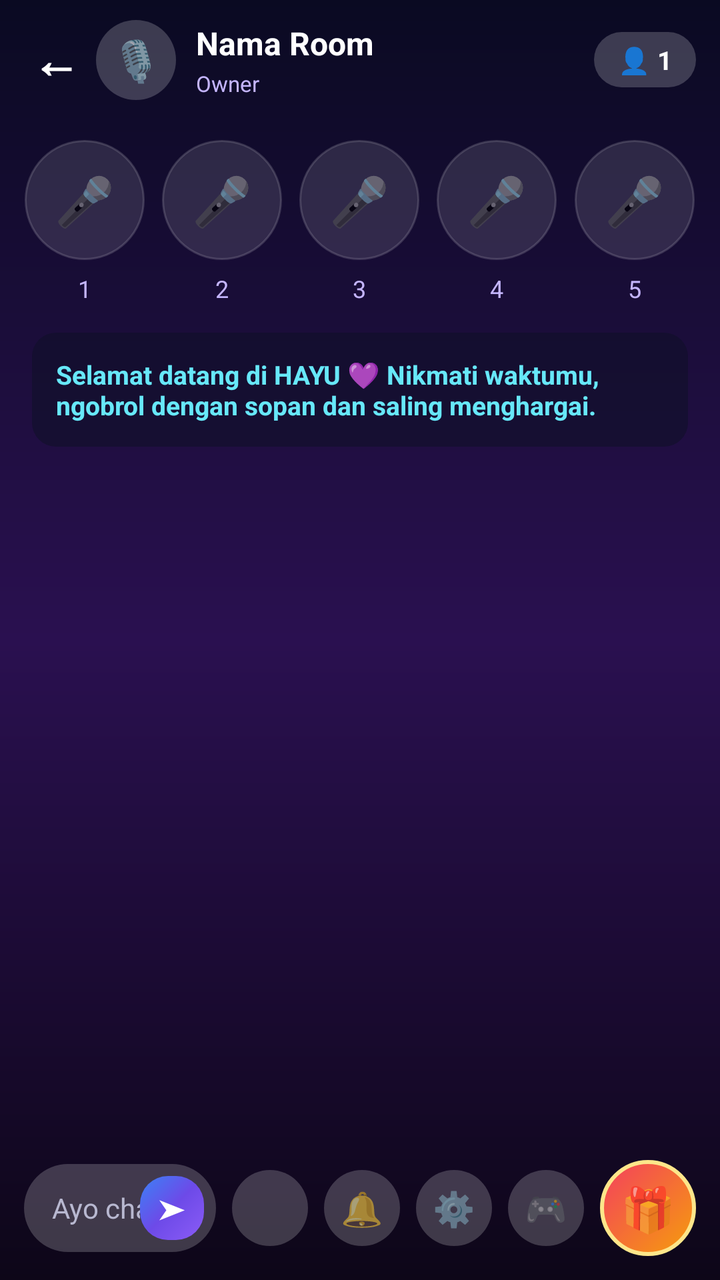
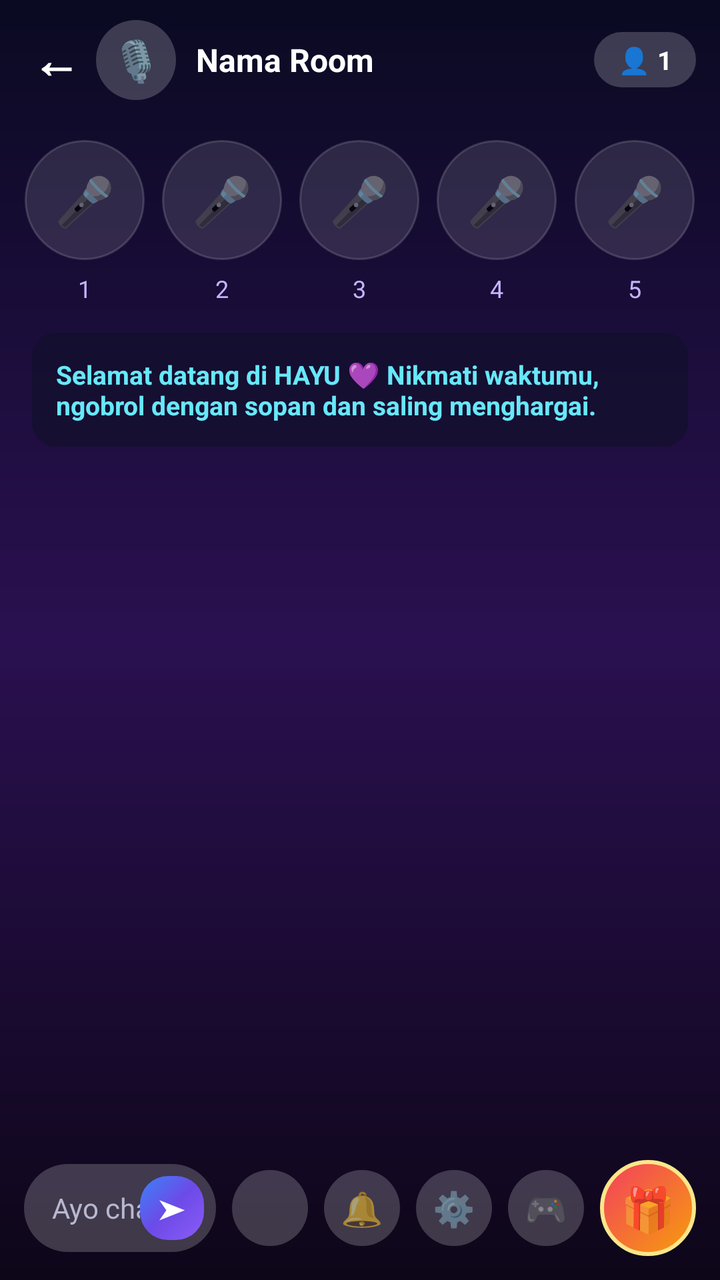

Screens rendered from an Android XML layout before and after an edit, with the pre-edit source and the edit as a unified diff.
<!-- AndroidManifest.xml: application theme Theme.HAYU -->
<!-- res/layout/activity_room.xml -->
<?xml version="1.0" encoding="utf-8"?>
<LinearLayout xmlns:android="http://schemas.android.com/apk/res/android"
    android:layout_width="match_parent"
    android:layout_height="match_parent"
    android:background="@drawable/bg_room"
    android:orientation="vertical">

    
    <LinearLayout
        android:layout_width="match_parent"
        android:layout_height="wrap_content"
        android:gravity="center_vertical"
        android:orientation="horizontal"
        android:paddingStart="8dp"
        android:paddingEnd="12dp"
        android:paddingTop="10dp"
        android:paddingBottom="6dp">

        <TextView
            android:id="@+id/btn_back"
            android:layout_width="40dp" android:layout_height="40dp"
            android:background="?attr/selectableItemBackgroundBorderless"
            android:clickable="true" android:focusable="true"
            android:gravity="center" android:text="←"
            android:textColor="#FFFFFF" android:textSize="24sp" android:textStyle="bold" />

        <TextView
            android:layout_width="40dp" android:layout_height="40dp"
            android:background="@drawable/bg_circle_btn"
            android:gravity="center" android:text="🎙️" android:textSize="20sp" />

        <LinearLayout
            android:layout_width="0dp" android:layout_height="wrap_content"
            android:layout_marginStart="10dp" android:layout_weight="1"
            android:orientation="vertical">
            <TextView
                android:id="@+id/tv_room_name"
                android:layout_width="wrap_content" android:layout_height="wrap_content"
                android:ellipsize="end" android:maxLines="1" android:text="Nama Room"
                android:textColor="#FFFFFF" android:textSize="16sp" android:textStyle="bold" />
            <TextView
                android:id="@+id/tv_room_owner"
                android:layout_width="wrap_content" android:layout_height="wrap_content"
                android:layout_marginTop="2dp" android:text="Owner"
                android:textColor="#C4B5FD" android:textSize="11sp" />
        </LinearLayout>

        <TextView
            android:id="@+id/tv_room_users"
            android:layout_width="wrap_content" android:layout_height="wrap_content"
            android:background="@drawable/bg_pill_input"
            android:paddingStart="12dp" android:paddingEnd="12dp"
            android:paddingTop="5dp" android:paddingBottom="5dp"
            android:text="👤 1" android:textColor="#FFFFFF" android:textSize="13sp" android:textStyle="bold" />
    </LinearLayout>

    
    <LinearLayout
        android:layout_width="match_parent" android:layout_height="wrap_content"
        android:orientation="horizontal"
        android:paddingStart="8dp" android:paddingEnd="8dp"
        android:paddingTop="14dp" android:paddingBottom="10dp">

        <LinearLayout android:layout_width="0dp" android:layout_height="wrap_content" android:layout_weight="1"
            android:gravity="center_horizontal" android:orientation="vertical">
            <LinearLayout
                android:id="@+id/mic_slot_1"
                android:layout_width="60dp" android:layout_height="60dp"
                android:alpha="0.6" android:background="@drawable/bg_seat_empty"
                android:clickable="true" android:focusable="true"
                android:gravity="center" android:orientation="vertical">
                <TextView android:layout_width="wrap_content" android:layout_height="wrap_content"
                    android:gravity="center" android:text="🎤" android:textColor="#FFFFFF" android:textSize="24sp" />
            </LinearLayout>
            <TextView android:layout_width="wrap_content" android:layout_height="wrap_content"
                android:layout_marginTop="6dp" android:text="1" android:textColor="#C4B5FD" android:textSize="12sp" />
        </LinearLayout>

        <LinearLayout android:layout_width="0dp" android:layout_height="wrap_content" android:layout_weight="1"
            android:gravity="center_horizontal" android:orientation="vertical">
            <LinearLayout
                android:id="@+id/mic_slot_2"
                android:layout_width="60dp" android:layout_height="60dp"
                android:alpha="0.6" android:background="@drawable/bg_seat_empty"
                android:clickable="true" android:focusable="true"
                android:gravity="center" android:orientation="vertical">
                <TextView android:layout_width="wrap_content" android:layout_height="wrap_content"
                    android:gravity="center" android:text="🎤" android:textColor="#FFFFFF" android:textSize="24sp" />
            </LinearLayout>
            <TextView android:layout_width="wrap_content" android:layout_height="wrap_content"
                android:layout_marginTop="6dp" android:text="2" android:textColor="#C4B5FD" android:textSize="12sp" />
        </LinearLayout>

        <LinearLayout android:layout_width="0dp" android:layout_height="wrap_content" android:layout_weight="1"
            android:gravity="center_horizontal" android:orientation="vertical">
            <LinearLayout
                android:id="@+id/mic_slot_3"
                android:layout_width="60dp" android:layout_height="60dp"
                android:alpha="0.6" android:background="@drawable/bg_seat_empty"
                android:clickable="true" android:focusable="true"
                android:gravity="center" android:orientation="vertical">
                <TextView android:layout_width="wrap_content" android:layout_height="wrap_content"
                    android:gravity="center" android:text="🎤" android:textColor="#FFFFFF" android:textSize="24sp" />
            </LinearLayout>
            <TextView android:layout_width="wrap_content" android:layout_height="wrap_content"
                android:layout_marginTop="6dp" android:text="3" android:textColor="#C4B5FD" android:textSize="12sp" />
        </LinearLayout>

        <LinearLayout android:layout_width="0dp" android:layout_height="wrap_content" android:layout_weight="1"
            android:gravity="center_horizontal" android:orientation="vertical">
            <LinearLayout
                android:id="@+id/mic_slot_4"
                android:layout_width="60dp" android:layout_height="60dp"
                android:alpha="0.6" android:background="@drawable/bg_seat_empty"
                android:clickable="true" android:focusable="true"
                android:gravity="center" android:orientation="vertical">
                <TextView android:layout_width="wrap_content" android:layout_height="wrap_content"
                    android:gravity="center" android:text="🎤" android:textColor="#FFFFFF" android:textSize="24sp" />
            </LinearLayout>
            <TextView android:layout_width="wrap_content" android:layout_height="wrap_content"
                android:layout_marginTop="6dp" android:text="4" android:textColor="#C4B5FD" android:textSize="12sp" />
        </LinearLayout>

        <LinearLayout android:layout_width="0dp" android:layout_height="wrap_content" android:layout_weight="1"
            android:gravity="center_horizontal" android:orientation="vertical">
            <LinearLayout
                android:id="@+id/mic_slot_5"
                android:layout_width="60dp" android:layout_height="60dp"
                android:alpha="0.6" android:background="@drawable/bg_seat_empty"
                android:clickable="true" android:focusable="true"
                android:gravity="center" android:orientation="vertical">
                <TextView android:layout_width="wrap_content" android:layout_height="wrap_content"
                    android:gravity="center" android:text="🎤" android:textColor="#FFFFFF" android:textSize="24sp" />
            </LinearLayout>
            <TextView android:layout_width="wrap_content" android:layout_height="wrap_content"
                android:layout_marginTop="6dp" android:text="5" android:textColor="#C4B5FD" android:textSize="12sp" />
        </LinearLayout>
    </LinearLayout>

    
    <TextView
        android:id="@+id/tv_room_welcome"
        android:layout_width="match_parent" android:layout_height="wrap_content"
        android:layout_marginStart="16dp" android:layout_marginEnd="16dp" android:layout_marginTop="4dp"
        android:background="@drawable/bg_chat_bubble"
        android:padding="12dp"
        android:text="Selamat datang di HAYU 💜 Nikmati waktumu, ngobrol dengan sopan dan saling menghargai."
        android:textColor="#67E8F9" android:textSize="13sp" android:textStyle="bold" />

    
    <androidx.recyclerview.widget.RecyclerView
        android:id="@+id/rv_messages"
        android:layout_width="match_parent" android:layout_height="0dp" android:layout_weight="1"
        android:clipToPadding="false" android:paddingTop="8dp" android:paddingBottom="8dp" />

    
    <LinearLayout
        android:id="@+id/bottom_bar"
        android:layout_width="match_parent" android:layout_height="wrap_content"
        android:gravity="center_vertical" android:orientation="horizontal"
        android:paddingStart="12dp" android:paddingEnd="12dp"
        android:paddingTop="8dp" android:paddingBottom="12dp">

        <LinearLayout
            android:id="@+id/bar_input"
            android:layout_width="0dp" android:layout_height="44dp" android:layout_weight="1"
            android:background="@drawable/bg_pill_input"
            android:gravity="center_vertical" android:orientation="horizontal"
            android:paddingStart="14dp" android:paddingEnd="6dp">
            <EditText
                android:id="@+id/et_message"
                android:layout_width="0dp" android:layout_height="match_parent" android:layout_weight="1"
                android:background="@android:color/transparent"
                android:hint="Ayo chat!" android:inputType="text" android:maxLength="200"
                android:textColor="#FFFFFF" android:textColorHint="#B8B8D0" android:textSize="14sp" />
            <TextView
                android:id="@+id/btn_send"
                android:layout_width="32dp" android:layout_height="32dp"
                android:background="@drawable/bg_button_primary"
                android:clickable="true" android:focusable="true"
                android:gravity="center" android:text="➤"
                android:textColor="#FFFFFF" android:textSize="14sp" />
        </LinearLayout>
        <Space android:id="@+id/sp_pill" android:layout_width="8dp" android:layout_height="1dp" />

        <TextView
            android:id="@+id/btn_chat_toggle"
            android:layout_width="38dp" android:layout_height="38dp"
            android:background="@drawable/bg_circle_btn" android:clickable="true" android:focusable="true"
            android:gravity="center" android:text="💬" android:textSize="17sp"
            android:visibility="gone" />
        <Space android:id="@+id/sp_chat" android:layout_width="8dp" android:layout_height="1dp" android:visibility="gone" />

        
        <TextView
            android:id="@+id/btn_volume"
            android:layout_width="38dp" android:layout_height="38dp"
            android:background="@drawable/bg_circle_btn" android:clickable="true" android:focusable="true"
            android:gravity="center" />
        <Space android:id="@+id/sp_volume" android:layout_width="8dp" android:layout_height="1dp" />

        
        <TextView
            android:id="@+id/btn_mic"
            android:layout_width="38dp" android:layout_height="38dp"
            android:background="@drawable/bg_circle_btn" android:clickable="true" android:focusable="true"
            android:gravity="center"
            android:visibility="gone" />
        <Space android:id="@+id/sp_mic" android:layout_width="8dp" android:layout_height="1dp" android:visibility="gone" />

        <TextView
            android:id="@+id/btn_emoji"
            android:layout_width="38dp" android:layout_height="38dp"
            android:background="@drawable/bg_circle_btn" android:clickable="true" android:focusable="true"
            android:gravity="center" android:text="😜" android:textSize="17sp"
            android:visibility="gone" />
        <Space android:id="@+id/sp_emoji" android:layout_width="8dp" android:layout_height="1dp" android:visibility="gone" />

        <TextView
            android:id="@+id/btn_notif"
            android:layout_width="38dp" android:layout_height="38dp"
            android:background="@drawable/bg_circle_btn" android:clickable="true" android:focusable="true"
            android:gravity="center" android:text="🔔" android:textSize="17sp" />
        <Space android:id="@+id/sp_notif" android:layout_width="8dp" android:layout_height="1dp" />

        <TextView
            android:id="@+id/btn_menu"
            android:layout_width="38dp" android:layout_height="38dp"
            android:background="@drawable/bg_circle_btn" android:clickable="true" android:focusable="true"
            android:gravity="center" android:text="⚙️" android:textSize="17sp" />
        <Space android:id="@+id/sp_menu" android:layout_width="8dp" android:layout_height="1dp" />

        <TextView
            android:id="@+id/btn_game"
            android:layout_width="38dp" android:layout_height="38dp"
            android:background="@drawable/bg_circle_btn" android:clickable="true" android:focusable="true"
            android:gravity="center" android:text="🎮" android:textSize="17sp" />
        <Space android:id="@+id/sp_game" android:layout_width="8dp" android:layout_height="1dp" />

        <TextView
            android:id="@+id/btn_gift"
            android:layout_width="48dp" android:layout_height="48dp"
            android:background="@drawable/bg_gift_btn" android:clickable="true" android:focusable="true"
            android:gravity="center" android:text="🎁" android:textSize="22sp" />
    </LinearLayout>
</LinearLayout>
<!-- resources referenced by this layout -->
<resources>
  <!-- drawable bg_button_primary (drawable) -->
  <?xml version="1.0" encoding="utf-8"?>
  <shape xmlns:android="http://schemas.android.com/apk/res/android"
      android:shape="rectangle">
      <gradient android:angle="135" android:startColor="#8B5CF6"
          android:centerColor="#6D4AE8" android:endColor="#3B82F6" />
      <corners android:radius="14dp" />
  </shape>
  <!-- drawable bg_chat_bubble (drawable) -->
  <?xml version="1.0" encoding="utf-8"?>
  <shape xmlns:android="http://schemas.android.com/apk/res/android" android:shape="rectangle">
      <solid android:color="#99101028" />
      <corners android:radius="12dp" />
  </shape>
  <!-- drawable bg_circle_btn (drawable) -->
  <?xml version="1.0" encoding="utf-8"?>
  <shape xmlns:android="http://schemas.android.com/apk/res/android" android:shape="oval">
      <solid android:color="#33FFFFFF" />
  </shape>
  <!-- drawable bg_gift_btn (drawable) -->
  <?xml version="1.0" encoding="utf-8"?>
  <shape xmlns:android="http://schemas.android.com/apk/res/android" android:shape="oval">
      <gradient android:angle="315" android:startColor="#F43F5E" android:endColor="#F59E0B" android:type="linear" />
      <stroke android:width="2dp" android:color="#FDE68A" />
  </shape>
  <!-- drawable bg_pill_input (drawable) -->
  <?xml version="1.0" encoding="utf-8"?>
  <shape xmlns:android="http://schemas.android.com/apk/res/android" android:shape="rectangle">
      <solid android:color="#33FFFFFF" />
      <corners android:radius="24dp" />
  </shape>
  <!-- drawable bg_room (drawable) -->
  <?xml version="1.0" encoding="utf-8"?>
  <shape xmlns:android="http://schemas.android.com/apk/res/android" android:shape="rectangle">
      <gradient android:angle="270" android:startColor="#0A0A22" android:centerColor="#2A1050" android:endColor="#0D0618" android:type="linear" />
  </shape>
  <!-- drawable bg_seat_empty (drawable) -->
  <?xml version="1.0" encoding="utf-8"?>
  <shape xmlns:android="http://schemas.android.com/apk/res/android" android:shape="oval">
      <solid android:color="#33FFFFFF" />
      <stroke android:width="1dp" android:color="#44FFFFFF" />
  </shape>
  <style name="Theme.HAYU" parent="Theme.MaterialComponents.DayNight.NoActionBar">
          <item name="colorPrimary">@color/hayu_purple</item>
          <item name="colorPrimaryVariant">@color/hayu_blue</item>
          <item name="colorOnPrimary">#FFFFFF</item>
          <item name="android:windowBackground">@color/hayu_dark</item>
          <item name="android:statusBarColor">@color/hayu_darker</item>
          <item name="android:navigationBarColor">@color/hayu_darker</item>
          <item name="android:windowLightStatusBar">false</item>
      </style>
  <color name="hayu_purple">#8B5CF6</color>
  <color name="hayu_blue">#3B82F6</color>
  <color name="hayu_dark">#080818</color>
  <color name="hayu_darker">#04040F</color>
</resources>

<!-- the commit's change to res/layout/activity_room.xml (unified diff, before → after) -->
@@ -38,11 +38,6 @@
                 android:layout_width="wrap_content" android:layout_height="wrap_content"
                 android:ellipsize="end" android:maxLines="1" android:text="Nama Room"
                 android:textColor="#FFFFFF" android:textSize="16sp" android:textStyle="bold" />
-            <TextView
-                android:id="@+id/tv_room_owner"
-                android:layout_width="wrap_content" android:layout_height="wrap_content"
-                android:layout_marginTop="2dp" android:text="Owner"
-                android:textColor="#C4B5FD" android:textSize="11sp" />
         </LinearLayout>
 
         <TextView
